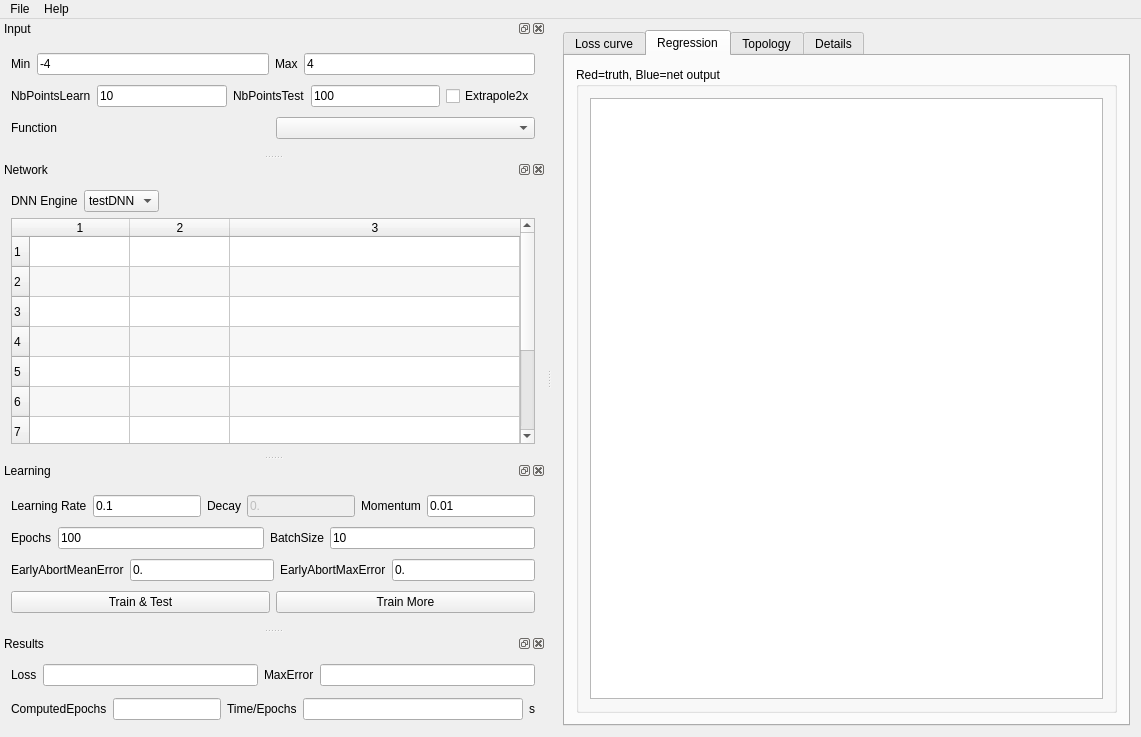
Old version of the form src/test_regression_qt/mainwindow.ui in the repository edeforas/BeeDNN.
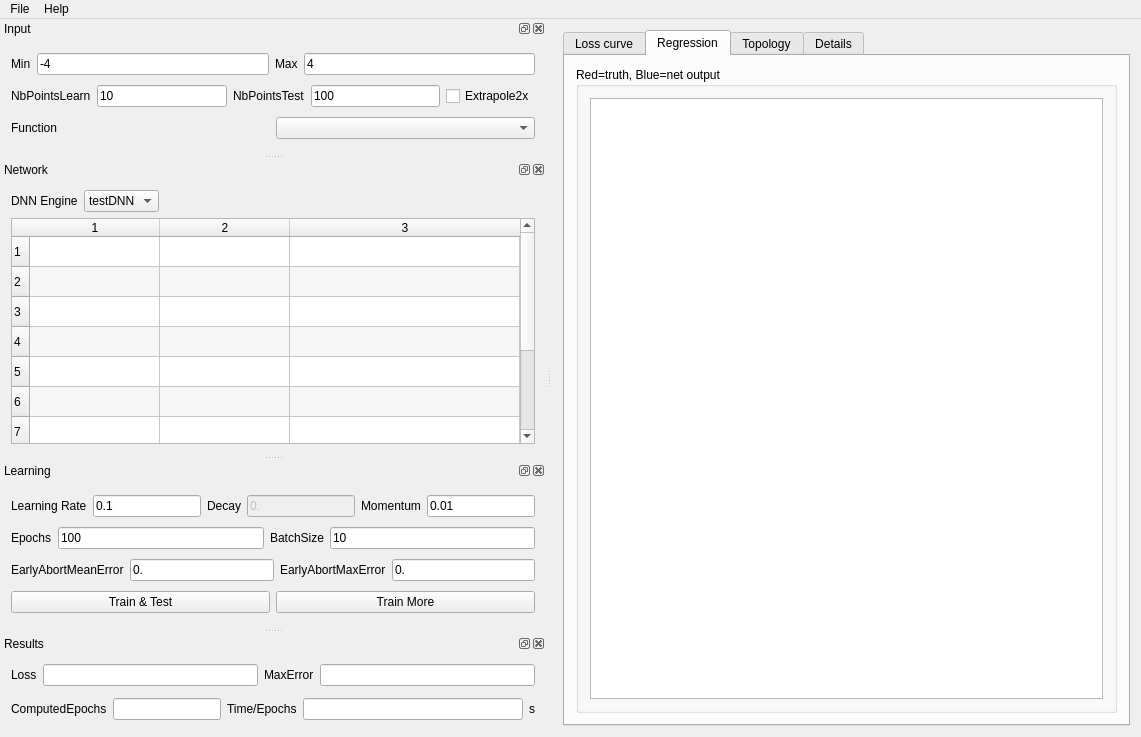
New version of the form.

What changed in the file:
```diff
--- a/src/test_regression_qt/mainwindow.ui
+++ b/src/test_regression_qt/mainwindow.ui
@@ -306,6 +306,9 @@
        <property name="columnCount">
         <number>3</number>
        </property>
+       <attribute name="horizontalHeaderDefaultSectionSize">
+        <number>130</number>
+       </attribute>
        <attribute name="horizontalHeaderStretchLastSection">
         <bool>true</bool>
        </attribute>
```
